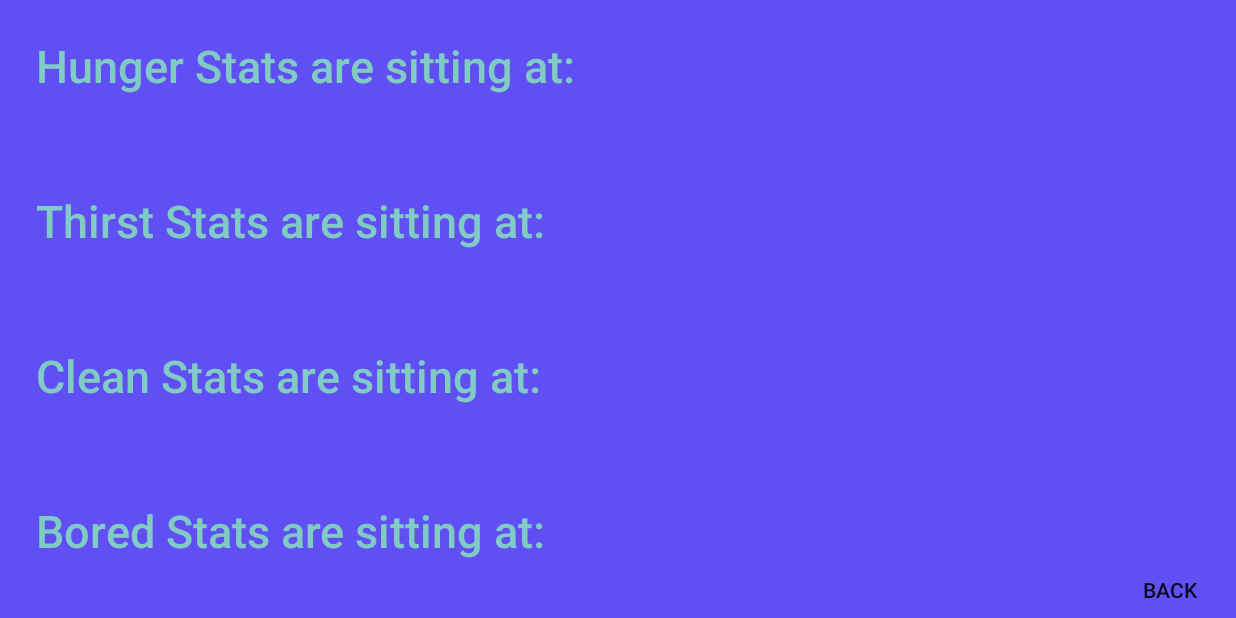
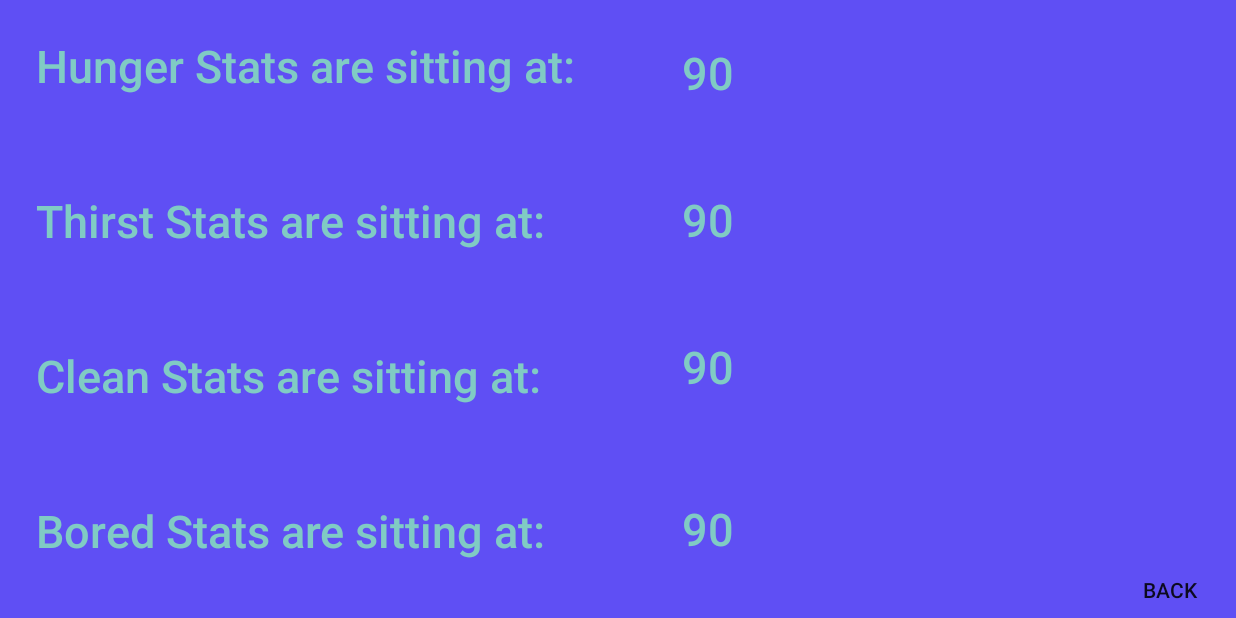
Before and after one commit to fmitchell259/dog_emulator, an Android app: the screen it shows after launch (stat_screen_controller), after a tap on "STATS", on a phone screen of 824 x 412 dp (held sideways). Run offline under Robolectric (Android 15) with nearby library versions, the light colour scheme and no system bars.

Commit message:
Completed implementation of the second activity screen so that users can see the stats going down as time goes by.
The big challenge here was learning how to pass an object between activities.
This was solved by having the jake class implement Parcelable, using
auto-complete to add the bare -bones methods.

After this accessing the data within my fresh_dog instance was easy, and
the results are now displayed on screen.

```diff
--- a/app/src/main/java/com/example/jake_the_dog/MainActivity.java
+++ b/app/src/main/java/com/example/jake_the_dog/MainActivity.java
@@ -1,5 +1,4 @@
 package com.example.jake_the_dog;
-
 
 import androidx.annotation.RequiresApi;
 import androidx.appcompat.app.AlertDialog;
@@ -220,7 +219,7 @@ public class MainActivity extends AppCompatActivity {
             public void onClick(View v) {
 
                 Intent stat_intent = new Intent(MainActivity.this, stat_screen_controller.class);
-
+                stat_intent.putExtra("fresh_dog", fresh_dog);
                 startActivity(stat_intent);
 
             }
--- a/app/src/main/java/com/example/jake_the_dog/jake.java
+++ b/app/src/main/java/com/example/jake_the_dog/jake.java
@@ -2,9 +2,51 @@ package com.example.jake_the_dog;
 
 // Jake has to have some animation within it.
 
+import android.os.Parcel;
+import android.os.Parcelable;
 import android.util.Log;
 
-public class jake {
+public class jake implements Parcelable {
+
+    protected jake(Parcel in) {
+        m_hunger = in.readInt();
+        m_thirst = in.readInt();
+        m_clean = in.readInt();
+        m_bored = in.readInt();
+        m_tired = in.readInt();
+        is_alive = in.readByte() != 0;
+    }
+
+    public static final Creator<jake> CREATOR = new Creator<jake>() {
+        @Override
+        public jake createFromParcel(Parcel in) {
+            return new jake(in);
+        }
+
+        @Override
+        public jake[] newArray(int size) {
+            return new jake[size];
+        }
+    };
+
+    @Override
+    public int describeContents() {
+        return 0;
+    }
+
+    @Override
+    public void writeToParcel(Parcel dest, int flags) {
+        dest.writeInt(m_hunger);
+        dest.writeInt(m_thirst);
+        dest.writeInt(m_clean);
+        dest.writeInt(m_bored);
+        dest.writeInt(m_tired);
+        dest.writeInt( is_alive ? 1: 0);
+    }
+
+    // End of Parcelable methods needed in order to implement Parcelable.
+
+    // Beginning of declarations of member variables and methods for onCreate.
 
     private int m_hunger, m_thirst,
                 m_clean, m_bored,
@@ -147,6 +189,4 @@ public class jake {
     }
 
 
-
-
 }
--- a/app/src/main/java/com/example/jake_the_dog/stat_screen_controller.java
+++ b/app/src/main/java/com/example/jake_the_dog/stat_screen_controller.java
@@ -1,10 +1,12 @@
 package com.example.jake_the_dog;
 
 import android.os.Bundle;
+import android.util.Log;
 import android.view.View;
 import android.widget.Button;
 import android.widget.TextView;
 
+import androidx.annotation.Nullable;
 import androidx.appcompat.app.AppCompatActivity;
 
 import org.w3c.dom.Text;
@@ -26,9 +28,35 @@ public class stat_screen_controller extends AppCompatActivity {
         super.onCreate(savedInstanceState);
 
         setContentView(R.layout.stats_screen);
+
+        // Set my back_button and dog_reference straight away.
+
         final TextView hunger_field = (TextView) findViewById(R.id.hunger_show_text);
+        final TextView thirst_field = (TextView) findViewById(R.id.thirst_show_text);
+        final TextView bored_field = (TextView) findViewById(R.id.bored_show_text);
+        final TextView clean_field = (TextView) findViewById(R.id.clean_show_text);
 
         Button back_button = (Button) findViewById(R.id.back_button);
+        jake fresh_dog = getIntent().getExtras().getParcelable("fresh_dog");
+
+
+        // Next retrieve all of the dogds stats with an @Nullable decorator to ensure
+        // nullPointerException is covered.
+
+        @Nullable
+        int fresh_hung = fresh_dog.getM_hunger();
+        @Nullable
+        int fresh_thirst = fresh_dog.getM_thirst();
+        @Nullable
+        int fresh_bored = fresh_dog.getM_bored();
+        @Nullable
+        int fresh_clean = fresh_dog.getM_clean();
+
+
+        hunger_field.setText(" " + fresh_hung);
+        thirst_field.setText(" " + fresh_thirst);
+        bored_field.setText(" " + fresh_bored);
+        clean_field.setText(" " + fresh_clean);
 
         back_button.setOnClickListener(new View.OnClickListener() {
             @Override
--- a/app/src/main/res/layout/stats_screen.xml
+++ b/app/src/main/res/layout/stats_screen.xml
@@ -58,19 +58,56 @@
         app:layout_constraintTop_toBottomOf="@+id/thirst_stat" />
 
     <TextView
-        android:id="@+id/hunger_show_text"
+        android:id="@+id/bored_show_text"
         android:layout_width="148dp"
         android:layout_height="52dp"
-        android:layout_marginStart="68dp"
-        android:layout_marginLeft="68dp"
-        android:layout_marginTop="28dp"
-        android:layout_marginEnd="24dp"
-        android:layout_marginRight="24dp"
+        android:layout_marginStart="56dp"
+        android:layout_marginLeft="56dp"
+        android:layout_marginBottom="28dp"
         android:fontFamily="sans-serif-medium"
         android:textColor="@color/text_colour"
         android:textSize="30sp"
-        app:layout_constraintEnd_toEndOf="parent"
-        app:layout_constraintHorizontal_bias="0.506"
+        app:layout_constraintBottom_toBottomOf="parent"
+        app:layout_constraintStart_toEndOf="@+id/bored_stat" />
+
+    <TextView
+        android:id="@+id/thirst_show_text"
+        android:layout_width="148dp"
+        android:layout_height="52dp"
+        android:layout_marginStart="56dp"
+        android:layout_marginLeft="56dp"
+        android:layout_marginTop="48dp"
+        android:fontFamily="sans-serif-medium"
+        android:textColor="@color/text_colour"
+        android:textSize="30sp"
+        app:layout_constraintStart_toEndOf="@+id/thirst_stat"
+        app:layout_constraintTop_toBottomOf="@+id/hunger_show_text" />
+
+    <TextView
+        android:id="@+id/clean_show_text"
+        android:layout_width="148dp"
+        android:layout_height="52dp"
+        android:layout_marginStart="56dp"
+        android:layout_marginLeft="56dp"
+        android:layout_marginBottom="56dp"
+        android:fontFamily="sans-serif-medium"
+        android:textColor="@color/text_colour"
+        android:textSize="30sp"
+        app:layout_constraintBottom_toTopOf="@+id/bored_show_text"
+        app:layout_constraintStart_toEndOf="@+id/clean_stat" />
+
+    <TextView
+        android:id="@+id/hunger_show_text"
+        android:layout_width="150dp"
+        android:layout_height="50dp"
+        android:layout_marginStart="56dp"
+        android:layout_marginLeft="56dp"
+        android:layout_marginTop="28dp"
+        android:layout_marginBottom="52dp"
+        android:fontFamily="sans-serif-medium"
+        android:textColor="@color/text_colour"
+        android:textSize="30sp"
+        app:layout_constraintBottom_toTopOf="@+id/thirst_show_text"
         app:layout_constraintStart_toEndOf="@+id/hunger_stat"
         app:layout_constraintTop_toTopOf="parent" />
 
```
